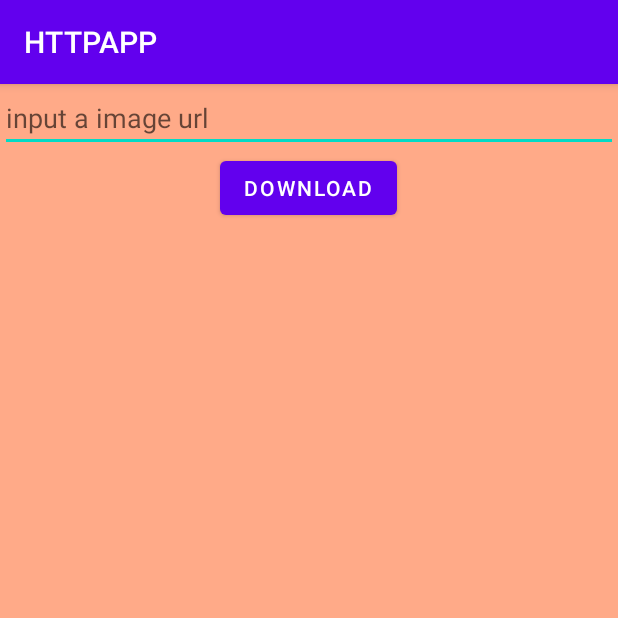
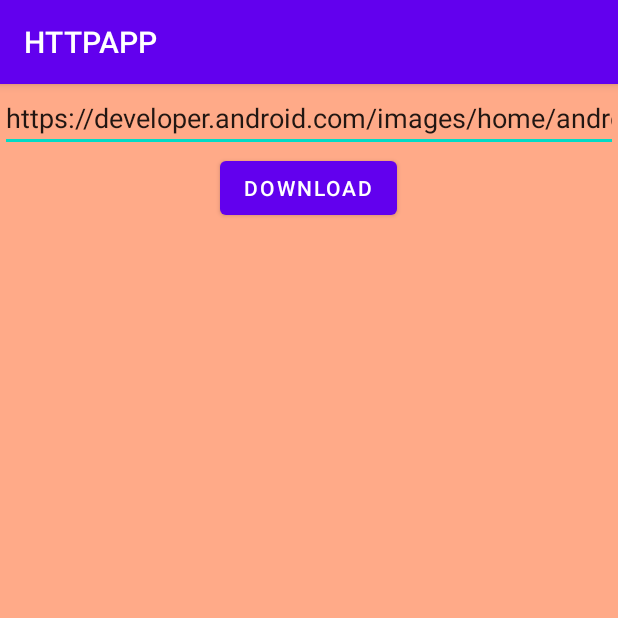
Before and after one commit to kaito0902/HTTPAPP, an Android app: the screen it shows after launch (MainActivity), after a tap on "DOWNLOAD", on a phone screen of 412 x 824 dp, the top half of it. Run offline under Robolectric (Android 15) with nearby library versions, the phone set to English and light mode, and no system bars.

Commit message:
ソースコード修正

```diff
--- a/app/src/main/java/com/sghh/httpapp/MainActivity.java
+++ b/app/src/main/java/com/sghh/httpapp/MainActivity.java
@@ -27,13 +27,14 @@ public class MainActivity extends AppCompatActivity {
         etitText = findViewById(R.id.uri);
         imageView = findViewById(R.id.img);
         Button downloadButton = findViewById(R.id.download);
+        // downloadButtonを押下時にeditTextにあるリンクの画像を引数にdownloadImageを呼び出す。
         downloadButton.setOnClickListener(v -> {
             String stringUrl = etitText.getText().toString();
-            dowloadImage(stringUrl);
+            downloadImage(stringUrl);
         });
     }
 
-    private void dowloadImage(String urlSt){
+    private void downloadImage(String urlSt){
         // Singleの別スレッドを立ち上げる
         Executors.newSingleThreadExecutor().execute(() -> {
             try {
--- a/app/src/main/res/layout/activity_main.xml
+++ b/app/src/main/res/layout/activity_main.xml
@@ -13,6 +13,7 @@
         android:layout_width="match_parent"
         android:layout_height="wrap_content"
         android:autofillHints="@string/hint"
+        android:text="@string/hint_image"
         android:hint="@string/hint"
         android:layout_gravity="center_horizontal" />
 
--- a/app/src/main/res/values/strings.xml
+++ b/app/src/main/res/values/strings.xml
@@ -3,4 +3,5 @@
     <string name="hint">input a image url</string>
     <string name="download">download</string>
     <string name="description">image</string>
+    <string name="hint_image">https://developer.android.com/images/home/android-p-clear-bg-with-shadow.png?hl=JA</string>
 </resources>
```
